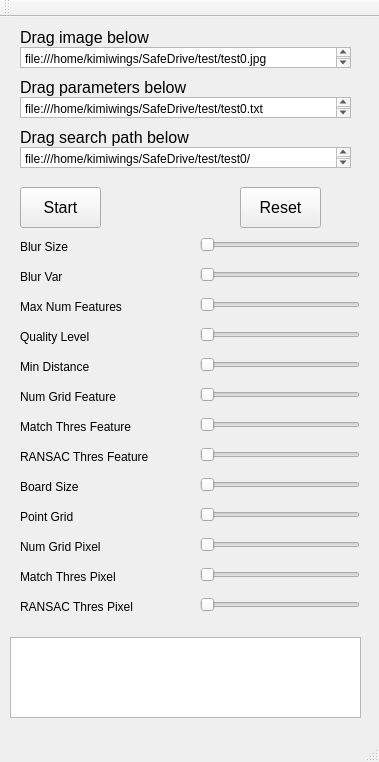
Above: mainwindow.ui from jiawei-mo/SafeDrive before the change. Below: the same form after it.
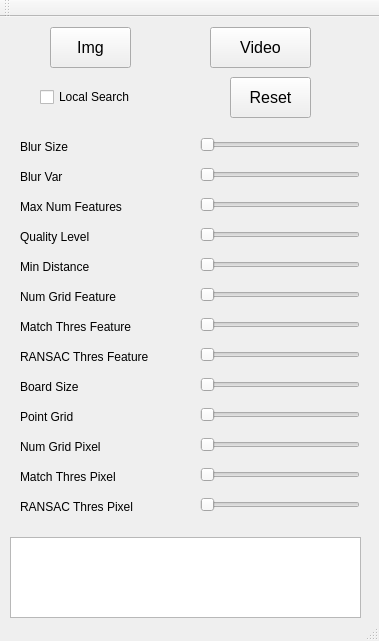
That is the form after the change.

Diff of the .ui file:
```diff
--- a/mainwindow.ui
+++ b/mainwindow.ui
@@ -7,7 +7,7 @@
     <x>0</x>
     <y>0</y>
     <width>379</width>
-    <height>762</height>
+    <height>641</height>
    </rect>
   </property>
   <property name="windowTitle">
@@ -18,7 +18,7 @@
     <property name="geometry">
      <rect>
       <x>20</x>
-      <y>280</y>
+      <y>180</y>
       <width>161</width>
       <height>20</height>
      </rect>
@@ -31,7 +31,7 @@
     <property name="geometry">
      <rect>
       <x>200</x>
-      <y>280</y>
+      <y>180</y>
       <width>160</width>
       <height>16</height>
      </rect>
@@ -62,7 +62,7 @@
     <property name="geometry">
      <rect>
       <x>200</x>
-      <y>310</y>
+      <y>210</y>
       <width>160</width>
       <height>16</height>
      </rect>
@@ -87,7 +87,7 @@
     <property name="geometry">
      <rect>
       <x>20</x>
-      <y>310</y>
+      <y>210</y>
       <width>161</width>
       <height>20</height>
      </rect>
@@ -100,7 +100,7 @@
     <property name="geometry">
      <rect>
       <x>20</x>
-      <y>370</y>
+      <y>270</y>
       <width>161</width>
       <height>20</height>
      </rect>
@@ -113,7 +113,7 @@
     <property name="geometry">
      <rect>
       <x>200</x>
-      <y>340</y>
+      <y>240</y>
       <width>160</width>
       <height>16</height>
      </rect>
@@ -138,7 +138,7 @@
     <property name="geometry">
      <rect>
       <x>200</x>
-      <y>370</y>
+      <y>270</y>
       <width>160</width>
       <height>16</height>
      </rect>
@@ -160,7 +160,7 @@
     <property name="geometry">
      <rect>
       <x>20</x>
-      <y>340</y>
+      <y>240</y>
       <width>161</width>
       <height>20</height>
      </rect>
@@ -173,7 +173,7 @@
     <property name="geometry">
      <rect>
       <x>20</x>
-      <y>430</y>
+      <y>330</y>
       <width>161</width>
       <height>20</height>
      </rect>
@@ -186,7 +186,7 @@
     <property name="geometry">
      <rect>
       <x>200</x>
-      <y>220</y>
+      <y>120</y>
       <width>160</width>
       <height>16</height>
      </rect>
@@ -211,7 +211,7 @@
     <property name="geometry">
      <rect>
       <x>200</x>
-      <y>430</y>
+      <y>330</y>
       <width>160</width>
       <height>16</height>
      </rect>
@@ -233,7 +233,7 @@
     <property name="geometry">
      <rect>
       <x>20</x>
-      <y>220</y>
+      <y>120</y>
       <width>161</width>
       <height>20</height>
      </rect>
@@ -245,8 +245,8 @@
    <widget class="QPushButton" name="button_reset">
     <property name="geometry">
      <rect>
-      <x>240</x>
-      <y>170</y>
+      <x>230</x>
+      <y>60</y>
       <width>81</width>
       <height>41</height>
      </rect>
@@ -260,43 +260,11 @@
      <string>Reset</string>
     </property>
    </widget>
-   <widget class="QPlainTextEdit" name="text_TFN">
+   <widget class="QPushButton" name="button_img">
     <property name="geometry">
      <rect>
-      <x>20</x>
-      <y>30</y>
-      <width>331</width>
-      <height>21</height>
-     </rect>
-    </property>
-    <property name="plainText">
-     <string>file:///home/kimiwings/SafeDrive/test/test0.jpg
-</string>
-    </property>
-   </widget>
-   <widget class="QLabel" name="label">
-    <property name="geometry">
-     <rect>
-      <x>20</x>
+      <x>50</x>
       <y>10</y>
-      <width>151</width>
-      <height>20</height>
-     </rect>
-    </property>
-    <property name="font">
-     <font>
-      <pointsize>12</pointsize>
-     </font>
-    </property>
-    <property name="text">
-     <string>Drag image below</string>
-    </property>
-   </widget>
-   <widget class="QPushButton" name="button_start">
-    <property name="geometry">
-     <rect>
-      <x>20</x>
-      <y>170</y>
       <width>81</width>
       <height>41</height>
      </rect>
@@ -307,14 +275,14 @@
      </font>
     </property>
     <property name="text">
-     <string>Start</string>
+     <string>Img</string>
     </property>
    </widget>
    <widget class="QPlainTextEdit" name="text_log">
     <property name="geometry">
      <rect>
       <x>10</x>
-      <y>620</y>
+      <y>520</y>
       <width>351</width>
       <height>81</height>
      </rect>
@@ -326,43 +294,11 @@
      <bool>true</bool>
     </property>
    </widget>
-   <widget class="QPlainTextEdit" name="text_PM">
-    <property name="geometry">
-     <rect>
-      <x>20</x>
-      <y>80</y>
-      <width>331</width>
-      <height>21</height>
-     </rect>
-    </property>
-    <property name="plainText">
-     <string>file:///home/kimiwings/SafeDrive/test/test0.txt
-</string>
-    </property>
-   </widget>
-   <widget class="QLabel" name="label_2">
-    <property name="geometry">
-     <rect>
-      <x>20</x>
-      <y>60</y>
-      <width>211</width>
-      <height>20</height>
-     </rect>
-    </property>
-    <property name="font">
-     <font>
-      <pointsize>12</pointsize>
-     </font>
-    </property>
-    <property name="text">
-     <string>Drag parameters below</string>
-    </property>
-   </widget>
    <widget class="QSlider" name="slider_BV">
     <property name="geometry">
      <rect>
       <x>200</x>
-      <y>250</y>
+      <y>150</y>
       <width>160</width>
       <height>16</height>
      </rect>
@@ -387,7 +323,7 @@
     <property name="geometry">
      <rect>
       <x>20</x>
-      <y>250</y>
+      <y>150</y>
       <width>161</width>
       <height>20</height>
      </rect>
@@ -400,7 +336,7 @@
     <property name="geometry">
      <rect>
       <x>20</x>
-      <y>460</y>
+      <y>360</y>
       <width>161</width>
       <height>20</height>
      </rect>
@@ -413,7 +349,7 @@
     <property name="geometry">
      <rect>
       <x>200</x>
-      <y>460</y>
+      <y>360</y>
       <width>160</width>
       <height>16</height>
      </rect>
@@ -435,7 +371,7 @@
     <property name="geometry">
      <rect>
       <x>20</x>
-      <y>490</y>
+      <y>390</y>
       <width>161</width>
       <height>20</height>
      </rect>
@@ -448,7 +384,7 @@
     <property name="geometry">
      <rect>
       <x>200</x>
-      <y>490</y>
+      <y>390</y>
       <width>160</width>
       <height>16</height>
      </rect>
@@ -470,7 +406,7 @@
     <property name="geometry">
      <rect>
       <x>20</x>
-      <y>400</y>
+      <y>300</y>
       <width>161</width>
       <height>20</height>
      </rect>
@@ -483,7 +419,7 @@
     <property name="geometry">
      <rect>
       <x>200</x>
-      <y>400</y>
+      <y>300</y>
       <width>160</width>
       <height>16</height>
      </rect>
@@ -505,7 +441,7 @@
     <property name="geometry">
      <rect>
       <x>200</x>
-      <y>580</y>
+      <y>480</y>
       <width>160</width>
       <height>16</height>
      </rect>
@@ -527,7 +463,7 @@
     <property name="geometry">
      <rect>
       <x>20</x>
-      <y>580</y>
+      <y>480</y>
       <width>161</width>
       <height>20</height>
      </rect>
@@ -540,7 +476,7 @@
     <property name="geometry">
      <rect>
       <x>200</x>
-      <y>550</y>
+      <y>450</y>
       <width>160</width>
       <height>16</height>
      </rect>
@@ -562,7 +498,7 @@
     <property name="geometry">
      <rect>
       <x>20</x>
-      <y>550</y>
+      <y>450</y>
       <width>161</width>
       <height>20</height>
      </rect>
@@ -575,7 +511,7 @@
     <property name="geometry">
      <rect>
       <x>200</x>
-      <y>520</y>
+      <y>420</y>
       <width>160</width>
       <height>16</height>
      </rect>
@@ -597,7 +533,7 @@
     <property name="geometry">
      <rect>
       <x>20</x>
-      <y>520</y>
+      <y>420</y>
       <width>161</width>
       <height>20</height>
      </rect>
@@ -606,27 +542,13 @@
      <string>Num Grid Pixel</string>
     </property>
    </widget>
-   <widget class="QPlainTextEdit" name="text_SP">
+   <widget class="QPushButton" name="button_video">
     <property name="geometry">
      <rect>
-      <x>20</x>
-      <y>130</y>
-      <width>331</width>
-      <height>21</height>
-     </rect>
-    </property>
-    <property name="plainText">
-     <string>file:///home/kimiwings/SafeDrive/test/test0/
-</string>
-    </property>
-   </widget>
-   <widget class="QLabel" name="label_3">
-    <property name="geometry">
-     <rect>
-      <x>20</x>
-      <y>110</y>
-      <width>211</width>
-      <height>20</height>
+      <x>210</x>
+      <y>10</y>
+      <width>101</width>
+      <height>41</height>
      </rect>
     </property>
     <property name="font">
@@ -635,7 +557,20 @@
      </font>
     </property>
     <property name="text">
-     <string>Drag search path below</string>
+     <string>Video</string>
+    </property>
+   </widget>
+   <widget class="QCheckBox" name="check_local">
+    <property name="geometry">
+     <rect>
+      <x>40</x>
+      <y>70</y>
+      <width>101</width>
+      <height>20</height>
+     </rect>
+    </property>
+    <property name="text">
+     <string>Local Search</string>
     </property>
    </widget>
   </widget>
```
